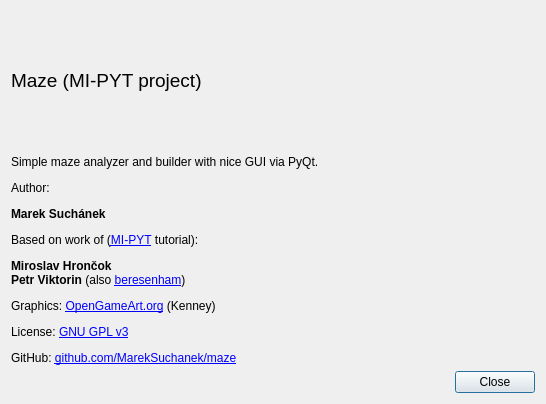
Qt form maze/static/ui/help.ui (MarekSuchanek/maze) before a commit.
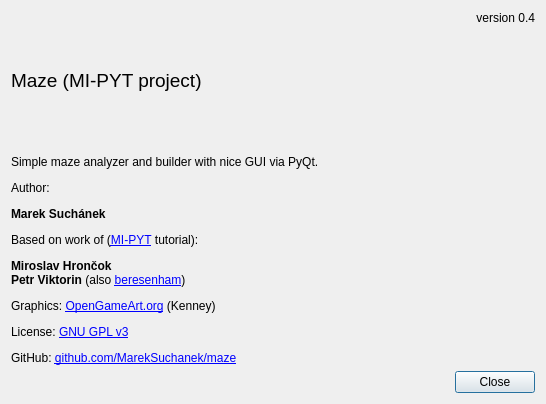
The same form after that commit. Icons and pictures are not drawn.

Commit message: Polishing GUI texts

```diff
--- a/maze/static/ui/help.ui
+++ b/maze/static/ui/help.ui
@@ -19,6 +19,8 @@
   </property>
   <layout class="QVBoxLayout" name="verticalLayout">
    <item>
+    <layout class="QHBoxLayout" name="horizontalLayout">
+     <item>
     <widget class="QLabel" name="label">
      <property name="font">
       <font>
@@ -29,6 +31,18 @@
       <string>Maze (MI-PYT project)</string>
      </property>
     </widget>
+     </item>
+     <item>
+      <widget class="QLabel" name="label_3">
+       <property name="text">
+        <string>version 0.4</string>
+       </property>
+       <property name="alignment">
+        <set>Qt::AlignRight|Qt::AlignTop|Qt::AlignTrailing</set>
+       </property>
+      </widget>
+     </item>
+    </layout>
    </item>
    <item>
     <widget class="QLabel" name="label_2">
```
Lines whose indentation alone changed are shown as unchanged. The commit also changes 1 other file.
